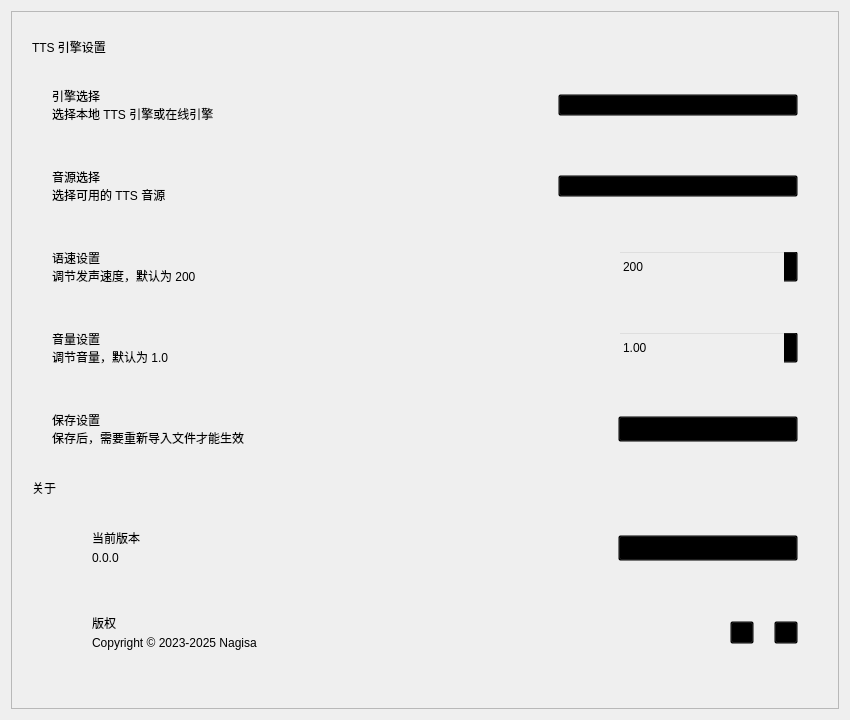
This is settingInterface.ui in pth2000/PowerPointReviewer as Qt 5 draws it before an edit. The edited form follows.
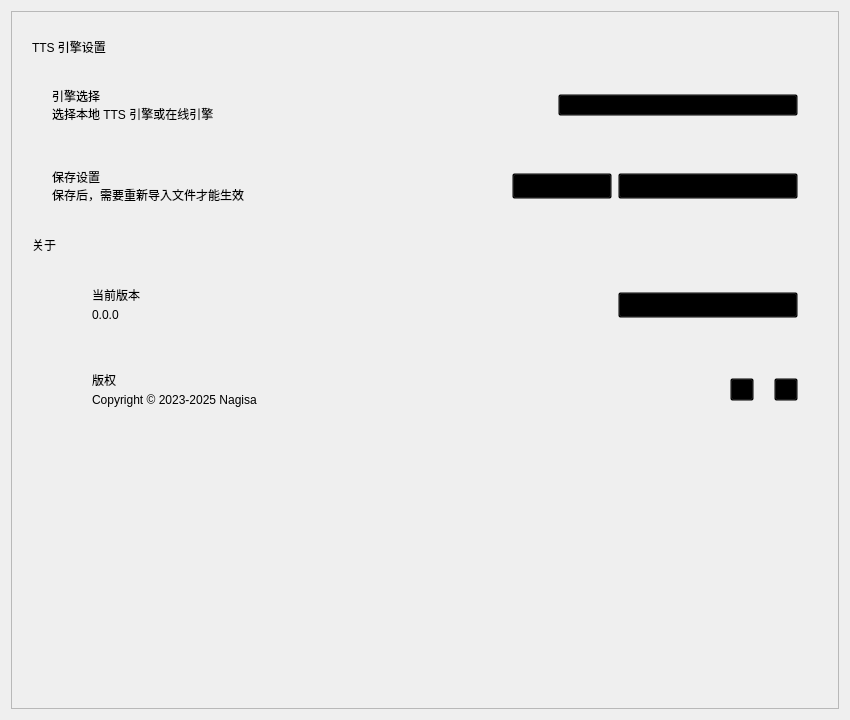
This is the edited form. Custom widgets are drawn as their Qt base class.

Commit message: 新增试听音频功能；完善TTS引擎管理，新增阿里百炼引擎；新增配置持久化存储功能；新增断点重连功能；新增并行调用功能；新增媒体设备自适应功能。

Patch:
```diff
--- a/settingInterface.ui
+++ b/settingInterface.ui
@@ -155,234 +155,6 @@
             </layout>
            </widget>
           </item>
-          <item>
-           <widget class="CardWidget" name="CardWidget">
-            <layout class="QHBoxLayout" name="horizontalLayout_11">
-             <property name="leftMargin">
-              <number>20</number>
-             </property>
-             <property name="topMargin">
-              <number>20</number>
-             </property>
-             <property name="rightMargin">
-              <number>20</number>
-             </property>
-             <property name="bottomMargin">
-              <number>20</number>
-             </property>
-             <item>
-              <layout class="QVBoxLayout" name="verticalLayout_7">
-               <property name="spacing">
-                <number>0</number>
-               </property>
-               <item>
-                <widget class="QLabel" name="enginePathLabel">
-                 <property name="styleSheet">
-                  <string notr="true">font: 700 10pt 'Segoe UI', 'Microsoft YaHei', 'PingFang SC';</string>
-                 </property>
-                 <property name="text">
-                  <string>音源选择</string>
-                 </property>
-                </widget>
-               </item>
-               <item>
-                <widget class="CaptionLabel" name="engineCaptionLabel">
-                 <property name="text">
-                  <string>选择可用的 TTS 音源</string>
-                 </property>
-                </widget>
-               </item>
-              </layout>
-             </item>
-             <item>
-              <spacer name="horizontalSpacer">
-               <property name="orientation">
-                <enum>Qt::Horizontal</enum>
-               </property>
-               <property name="sizeHint" stdset="0">
-                <size>
-                 <width>40</width>
-                 <height>20</height>
-                </size>
-               </property>
-              </spacer>
-             </item>
-             <item>
-              <widget class="ComboBox" name="engineComboBox">
-               <property name="minimumSize">
-                <size>
-                 <width>240</width>
-                 <height>0</height>
-                </size>
-               </property>
-               <property name="maximumSize">
-                <size>
-                 <width>240</width>
-                 <height>16777215</height>
-                </size>
-               </property>
-              </widget>
-             </item>
-            </layout>
-           </widget>
-          </item>
-          <item>
-           <widget class="CardWidget" name="CardWidget_2">
-            <layout class="QHBoxLayout" name="horizontalLayout_12">
-             <property name="leftMargin">
-              <number>20</number>
-             </property>
-             <property name="topMargin">
-              <number>20</number>
-             </property>
-             <property name="rightMargin">
-              <number>20</number>
-             </property>
-             <property name="bottomMargin">
-              <number>20</number>
-             </property>
-             <item>
-              <layout class="QVBoxLayout" name="verticalLayout_9">
-               <property name="spacing">
-                <number>0</number>
-               </property>
-               <item>
-                <widget class="QLabel" name="ratePathLabel">
-                 <property name="styleSheet">
-                  <string notr="true">font: 700 10pt 'Segoe UI', 'Microsoft YaHei', 'PingFang SC';</string>
-                 </property>
-                 <property name="text">
-                  <string>语速设置</string>
-                 </property>
-                </widget>
-               </item>
-               <item>
-                <widget class="CaptionLabel" name="rateCaptionLabel">
-                 <property name="text">
-                  <string>调节发声速度，默认为 200</string>
-                 </property>
-                </widget>
-               </item>
-              </layout>
-             </item>
-             <item>
-              <spacer name="horizontalSpacer_2">
-               <property name="orientation">
-                <enum>Qt::Horizontal</enum>
-               </property>
-               <property name="sizeHint" stdset="0">
-                <size>
-                 <width>40</width>
-                 <height>20</height>
-                </size>
-               </property>
-              </spacer>
-             </item>
-             <item>
-              <widget class="SpinBox" name="rateSpinBox">
-               <property name="minimumSize">
-                <size>
-                 <width>180</width>
-                 <height>33</height>
-                </size>
-               </property>
-               <property name="maximumSize">
-                <size>
-                 <width>180</width>
-                 <height>33</height>
-                </size>
-               </property>
-               <property name="maximum">
-                <number>500</number>
-               </property>
-               <property name="value">
-                <number>200</number>
-               </property>
-              </widget>
-             </item>
-            </layout>
-           </widget>
-          </item>
-          <item>
-           <widget class="CardWidget" name="CardWidget_3">
-            <layout class="QHBoxLayout" name="horizontalLayout_13">
-             <property name="leftMargin">
-              <number>20</number>
-             </property>
-             <property name="topMargin">
-              <number>20</number>
-             </property>
-             <property name="rightMargin">
-              <number>20</number>
-             </property>
-             <property name="bottomMargin">
-              <number>20</number>
-             </property>
-             <item>
-              <layout class="QVBoxLayout" name="verticalLayout_10">
-               <property name="spacing">
-                <number>0</number>
-               </property>
-               <item>
-                <widget class="QLabel" name="volumePathLabel">
-                 <property name="styleSheet">
-                  <string notr="true">font: 700 10pt 'Segoe UI', 'Microsoft YaHei', 'PingFang SC';</string>
-                 </property>
-                 <property name="text">
-                  <string>音量设置</string>
-                 </property>
-                </widget>
-               </item>
-               <item>
-                <widget class="CaptionLabel" name="volumeCaptionLabel">
-                 <property name="text">
-                  <string>调节音量，默认为 1.0</string>
-                 </property>
-                </widget>
-               </item>
-              </layout>
-             </item>
-             <item>
-              <spacer name="horizontalSpacer_3">
-               <property name="orientation">
-                <enum>Qt::Horizontal</enum>
-               </property>
-               <property name="sizeHint" stdset="0">
-                <size>
-                 <width>40</width>
-                 <height>20</height>
-                </size>
-               </property>
-              </spacer>
-             </item>
-             <item>
-              <widget class="DoubleSpinBox" name="volumeDoubleSpinBox">
-               <property name="minimumSize">
-                <size>
-                 <width>180</width>
-                 <height>33</height>
-                </size>
-               </property>
-               <property name="maximumSize">
-                <size>
-                 <width>180</width>
-                 <height>33</height>
-                </size>
-               </property>
-               <property name="maximum">
-                <double>1.000000000000000</double>
-               </property>
-               <property name="singleStep">
-                <double>0.010000000000000</double>
-               </property>
-               <property name="value">
-                <double>1.000000000000000</double>
-               </property>
-              </widget>
-             </item>
-            </layout>
-           </widget>
-          </item>
           <item>
            <widget class="CardWidget" name="CardWidget_4">
             <layout class="QHBoxLayout" name="horizontalLayout_15">
@@ -435,6 +207,25 @@
                </property>
               </spacer>
              </item>
+             <item>
+              <widget class="PushButton" name="previewButton">
+               <property name="minimumSize">
+                <size>
+                 <width>100</width>
+                 <height>0</height>
+                </size>
+               </property>
+               <property name="maximumSize">
+                <size>
+                 <width>100</width>
+                 <height>16777215</height>
+                </size>
+               </property>
+               <property name="text">
+                <string>试听</string>
+               </property>
+              </widget>
+             </item>
              <item>
               <widget class="PushButton" name="savePushButton">
                <property name="minimumSize">
```
The commit also changes 10 other files.
